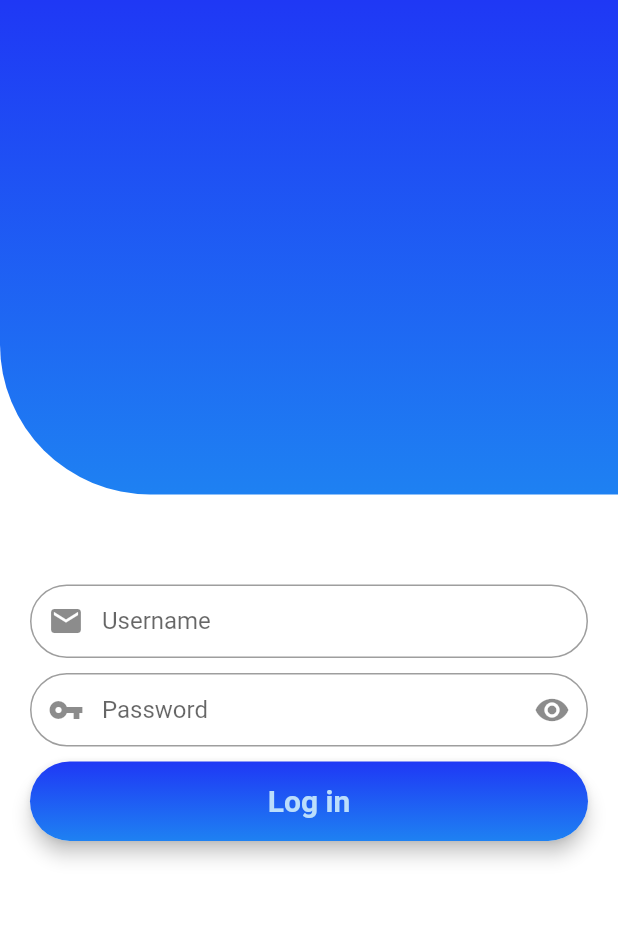
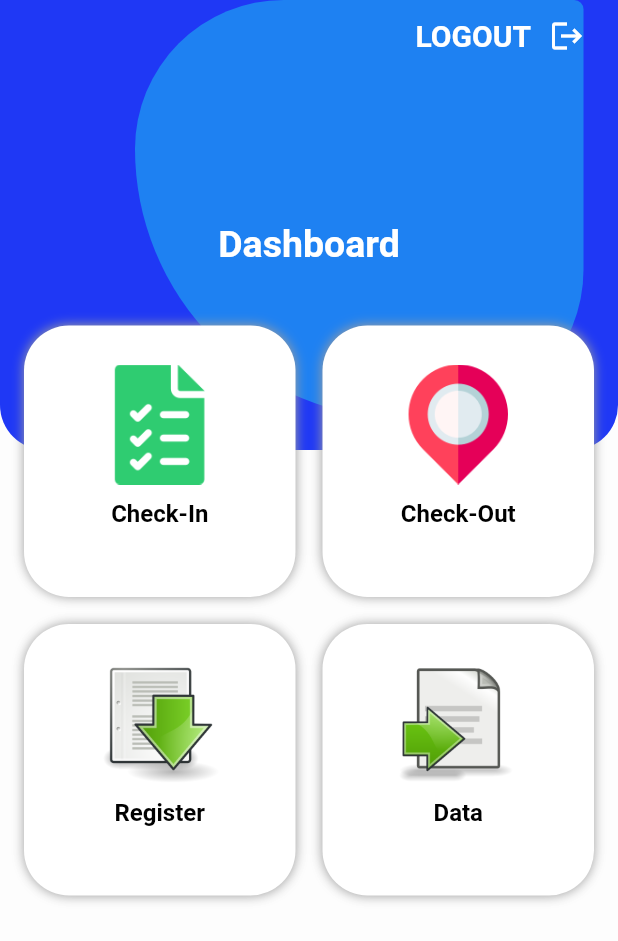
Before and after one commit to Ronnyekar/TDS_CheckIn, a Flutter app: the screen it shows after launch, after a tap on "Log in", on a phone screen of 412 x 824 dp. Shown: the top 941 px of the screen. Run offline on Flutter 3.47's test engine with Material 2 defaults, Android fonts, the phone set to English and light mode, and no system bars.

Commit message:
25-07-2023

```diff
--- /dev/null
+++ b/lib/Page/home_page.dart
@@ -0,0 +1,120 @@
+import 'package:flutter/cupertino.dart';
+import 'package:flutter/material.dart';
+import 'package:flutter/services.dart';
+
+import '../dashboard_item.dart';
+
+class HomePage extends StatefulWidget {
+  const HomePage({super.key});
+
+  @override
+  State<HomePage> createState() => _HomePageState();
+}
+
+class _HomePageState extends State<HomePage> {
+  // final AuthService _auth = AuthService();
+  @override
+  Widget build(BuildContext context) {
+    final SignOut = Material(
+      elevation: 5.0,
+      borderRadius: BorderRadius.circular(30.0),
+      color: Theme.of(context).primaryColor,
+      child: MaterialButton(
+        minWidth: MediaQuery.of(context).size.width,
+        padding: const EdgeInsets.fromLTRB(20.0, 15.0, 20.0, 15.0),
+        onPressed: () async {
+          // await _auth.signOut();
+        },
+        child: Text(
+          "Log out",
+          style: TextStyle(color: Theme.of(context).primaryColorLight),
+          textAlign: TextAlign.center,
+        ),
+      ),
+    );
+    return Scaffold(
+      resizeToAvoidBottomInset: false,
+      backgroundColor: Colors.white70.withOpacity(0.9),
+      body: SafeArea(
+          child: Stack(
+        children: <Widget>[
+          Container(
+            height: 300,
+            decoration: const BoxDecoration(
+              borderRadius: BorderRadius.only(
+                  bottomLeft: Radius.circular(30),
+                  bottomRight: Radius.circular(30)),
+              color: Color.fromARGB(255, 31, 56, 245),
+              // color: Colors.orangeAccent.shade700,
+            ),
+            width: double.infinity,
+          ),
+          Container(
+            margin: const EdgeInsets.only(left: 90, bottom: 20),
+            width: 299,
+            height: 279,
+            decoration: const BoxDecoration(
+                color: Color.fromARGB(255, 30, 129, 242),
+                borderRadius: BorderRadius.only(
+                    topLeft: Radius.circular(160),
+                    bottomLeft: Radius.circular(290),
+                    bottomRight: Radius.circular(160),
+                    topRight: Radius.circular(10))),
+          ),
+          Column(
+            children: <Widget>[
+              Padding(
+                padding: const EdgeInsets.symmetric(horizontal: 10),
+                child: Row(
+                  mainAxisAlignment: MainAxisAlignment.end,
+                  children: [
+                    const Text(
+                      'LOGOUT',
+                      style: TextStyle(
+                          color: Colors.white,
+                          fontSize: 20,
+                          fontWeight: FontWeight.bold),
+                    ),
+                    IconButton(
+                        onPressed: () async {
+                          // await _auth.signOut();
+                        },
+                        icon: const Icon(
+                          Icons.logout,
+                          color: Colors.white,
+                        ))
+                  ],
+                ),
+              ),
+              const SizedBox(
+                height: 100,
+              ),
+              Padding(
+                padding: const EdgeInsets.only(left: 16, right: 16),
+                child: Row(
+                  mainAxisAlignment: MainAxisAlignment.center,
+                  children: const <Widget>[
+                    Text(
+                      'Dashboard',
+                      style: TextStyle(
+                          color: Colors.white,
+                          fontSize: 25,
+                          fontWeight: FontWeight.bold),
+                    ),
+                    SizedBox(
+                      height: 5,
+                    ),
+                  ],
+                ),
+              ),
+              const SizedBox(
+                height: 40,
+              ),
+              DashboardItem(),
+            ],
+          )
+        ],
+      )),
+    );
+  }
+}
--- a/lib/Page/login_page.dart
+++ b/lib/Page/login_page.dart
@@ -3,6 +3,7 @@ import 'package:flutter/material.dart';
 import 'package:flutter/src/widgets/framework.dart';
 import 'package:flutter/src/widgets/placeholder.dart';
 import 'package:tds_check_in/Page/checkin_page.dart';
+import 'package:tds_check_in/Page/home_page.dart';
 import '../constant.dart';
 
 Color firstcolor = const Color.fromARGB(255, 31, 56, 245);
@@ -88,16 +89,16 @@ class _LoginPageState extends State<LoginPage> {
           minWidth: MediaQuery.of(context).size.width,
           padding: const EdgeInsets.fromLTRB(20.0, 15.0, 20.0, 15.0),
           onPressed: () async {
-            if (_formKey.currentState!.validate()) {
-              Navigator.push(
-                  context,
-                  CupertinoPageRoute(
-                    builder: (context) => const CheckinPage(),
-                  ));
-            } else {
-              ScaffoldMessenger.of(context).showSnackBar(
-                  const SnackBar(content: Text("Masukkan Input")));
-            }
+            // if (_formKey.currentState!.validate()) {
+            Navigator.push(
+                context,
+                CupertinoPageRoute(
+                  builder: (context) => const HomePage(),
+                ));
+            // } else {
+            //   ScaffoldMessenger.of(context).showSnackBar(
+            //       const SnackBar(content: Text("Masukkan Input")));
+            // }
 
             // Navigator.push(
             //     context,
--- /dev/null
+++ b/lib/dashboard_item.dart
@@ -0,0 +1,132 @@
+import 'package:flutter/cupertino.dart';
+import 'package:flutter/material.dart';
+import 'package:tds_check_in/Page/checkin_page.dart';
+import 'package:tds_check_in/Page/register_page.dart';
+
+class Items {
+  String title;
+  String subtitle;
+  String img;
+  VoidCallback onTap;
+  Items(
+      {required this.title,
+      required this.subtitle,
+      required this.img,
+      required this.onTap});
+}
+
+class DashboardItem extends StatelessWidget {
+  DashboardItem({super.key});
+
+  @override
+  Widget build(BuildContext context) {
+    Items item1 = Items(
+      title: "Check-In",
+      subtitle: "",
+      img: "images/todo.png",
+      onTap: () {
+        Navigator.push(
+            context,
+            CupertinoPageRoute(
+              builder: (context) => CheckinPage(),
+            ));
+      },
+    );
+
+    Items item2 = Items(
+      title: "Check-Out",
+      subtitle: "",
+      img: "images/map.png",
+      onTap: () {
+        showDialog(
+            context: context, builder: ((context) => (const AlertWidget())));
+      },
+    );
+    Items item3 = Items(
+      title: "Register",
+      subtitle: "",
+      img: "images/export.jpg",
+      onTap: () {
+        Navigator.push(
+            context,
+            CupertinoPageRoute(
+              builder: (context) => RegisterPage(),
+            ));
+      },
+    );
+    Items item4 = Items(
+      title: "Data",
+      subtitle: "",
+      img: "images/import.jpg",
+      onTap: () {
+        showDialog(
+            context: context, builder: ((context) => (const AlertWidget())));
+      },
+    );
+
+    List<Items> myList = [item1, item2, item3, item4];
+    return Flexible(
+      child: GridView.count(
+        childAspectRatio: 1.0,
+        padding: const EdgeInsets.only(left: 16, right: 16),
+        crossAxisCount: 2,
+        crossAxisSpacing: 18,
+        mainAxisSpacing: 18,
+        children: myList.map((data) {
+          return Container(
+            height: 200,
+            width: 200,
+            decoration: BoxDecoration(
+                color: Colors.white,
+                borderRadius: BorderRadius.circular(30),
+                boxShadow: const [
+                  BoxShadow(color: Colors.grey, blurRadius: 6.0)
+                ]),
+            child: Center(
+              child: Column(
+                mainAxisAlignment: MainAxisAlignment.center,
+                children: <Widget>[
+                  GestureDetector(
+                    onTap: data.onTap,
+                    child: Image.asset(
+                      data.img,
+                      height: 80,
+                    ),
+                  ),
+                  const SizedBox(height: 10),
+                  Text(
+                    data.title,
+                    style: const TextStyle(
+                      color: Colors.black,
+                      fontSize: 16,
+                      fontWeight: FontWeight.w600,
+                    ),
+                  ),
+                  const SizedBox(height: 8),
+                  Text(
+                    data.subtitle,
+                    style: const TextStyle(
+                      color: Colors.black,
+                      fontSize: 10,
+                      fontWeight: FontWeight.w600,
+                    ),
+                  ),
+                ],
+              ),
+            ),
+          );
+        }).toList(),
+      ),
+    );
+  }
+}
+
+class AlertWidget extends StatelessWidget {
+  const AlertWidget({super.key});
+  @override
+  Widget build(BuildContext context) {
+    return const AlertDialog(
+      title: Text('Coming Soon ...'),
+    );
+  }
+}
--- a/pubspec.yaml
+++ b/pubspec.yaml
@@ -59,7 +59,8 @@ flutter:
   uses-material-design: true
 
   # To add assets to your application, add an assets section, like this:
-  # assets:
+  assets:
+    - images/
   #   - images/a_dot_burr.jpeg
   #   - images/a_dot_ham.jpeg
 
```
Also changed, not shown: lib/Page/checkin_page.dart (+12 -8 lines), lib/Page/register_page.dart (added, +319 -0 lines), images/62f508578143f.jpg (added), images/Launcher.png (added), images/Logo-white.png (added), images/Logo.png (added), images/Splash.png (added), images/calendar.png (added), images/export.jpg (added), images/festival.png (added), images/food.png (added), images/import.jpg (added), images/map.png (added), images/notification.png (added), 2 more files.
